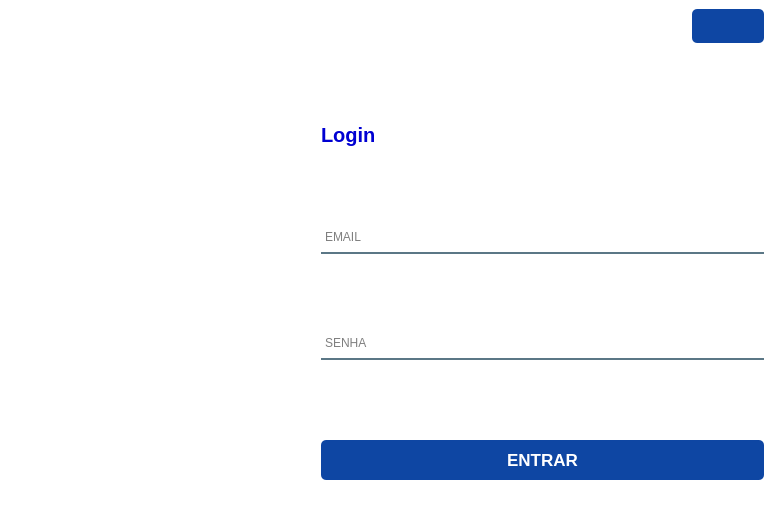
This is App/view/ui/Login.ui in Senac-SOR-ADS/Mapa-de-Sala as Qt 5 draws it before an edit. The edited form follows.
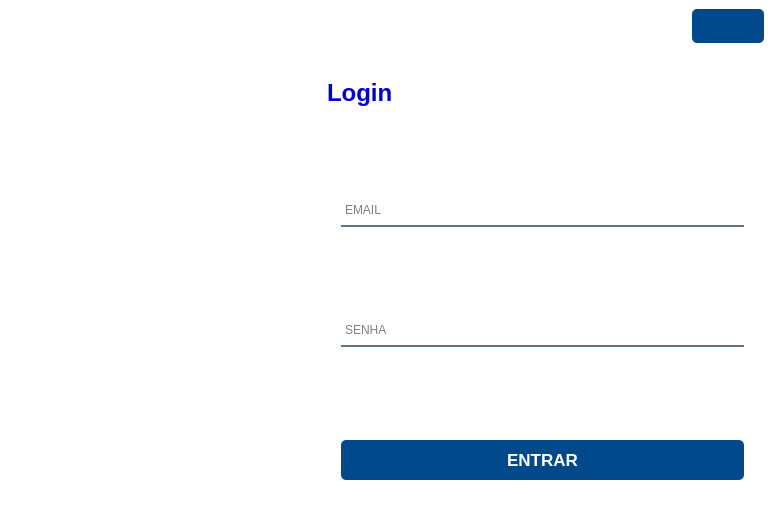
This is the edited form. Icons and pictures are not drawn.

Commit message:
interface login e tema escuro
mudei a merda da interface de login q tava horrivel até pra mecher

Patch:
```diff
--- a/App/view/ui/Login.ui
+++ b/App/view/ui/Login.ui
@@ -41,6 +41,15 @@
 	background-color: #fff;
 }
 
+#loginLabel {
+	margin-top: 30px;
+}
+
+#inputEmail, #inputSenha, #btnEntrar {
+	margin-left: 20px;
+	margin-right: 20px;
+}
+
 QPushButton:pressed {
 	padding-left:5px;
 	padding-top:5px;
@@ -54,7 +63,7 @@
 
 
 QPushButton {
-    background-color: #0E46A3;
+    background-color: #01498a;
     color: white; 
     border: none; 
     border-radius: 5px;
@@ -97,12 +106,7 @@
 	padding-bottom:7px;
 }
 
-#respostaLoginDadosIncompleto {
-	color:red;
-	
-}
-
-#respostaLoginLogando {
+#respostasErros {
 	color:red;
 	
 }
@@ -287,26 +291,19 @@
                <iconset>
                 <normaloff>icones/iconMenu.png</normaloff>icones/iconMenu.png</iconset>
               </property>
-             </widget>
-            </item>
-            <item>
-             <spacer name="verticalSpacer_6">
-              <property name="orientation">
-               <enum>Qt::Vertical</enum>
-              </property>
-              <property name="sizeHint" stdset="0">
+              <property name="iconSize">
                <size>
                 <width>20</width>
-                <height>40</height>
+                <height>20</height>
                </size>
               </property>
-             </spacer>
+             </widget>
             </item>
             <item>
              <widget class="QLabel" name="loginLabel">
               <property name="font">
                <font>
-                <pointsize>15</pointsize>
+                <pointsize>18</pointsize>
                 <weight>75</weight>
                 <bold>true</bold>
                </font>
@@ -331,6 +328,12 @@
             </item>
             <item>
              <widget class="QLineEdit" name="inputEmail">
+              <property name="maximumSize">
+               <size>
+                <width>16777215</width>
+                <height>16777215</height>
+               </size>
+              </property>
               <property name="font">
                <font>
                 <pointsize>9</pointsize>
@@ -362,6 +365,12 @@
             </item>
             <item>
              <widget class="QLineEdit" name="inputSenha">
+              <property name="maximumSize">
+               <size>
+                <width>16777215</width>
+                <height>16777215</height>
+               </size>
+              </property>
               <property name="font">
                <font>
                 <pointsize>9</pointsize>
```
Left out of the diff: 4 changed lines with no effect on the pictures. The commit also changes 3 other files.
